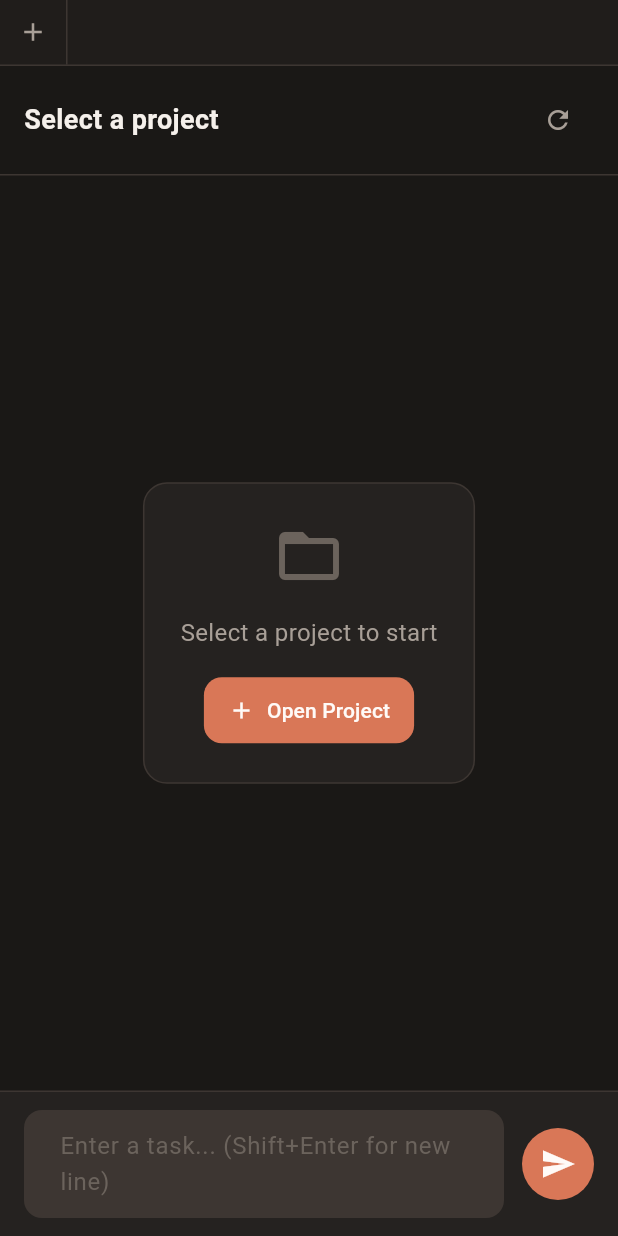
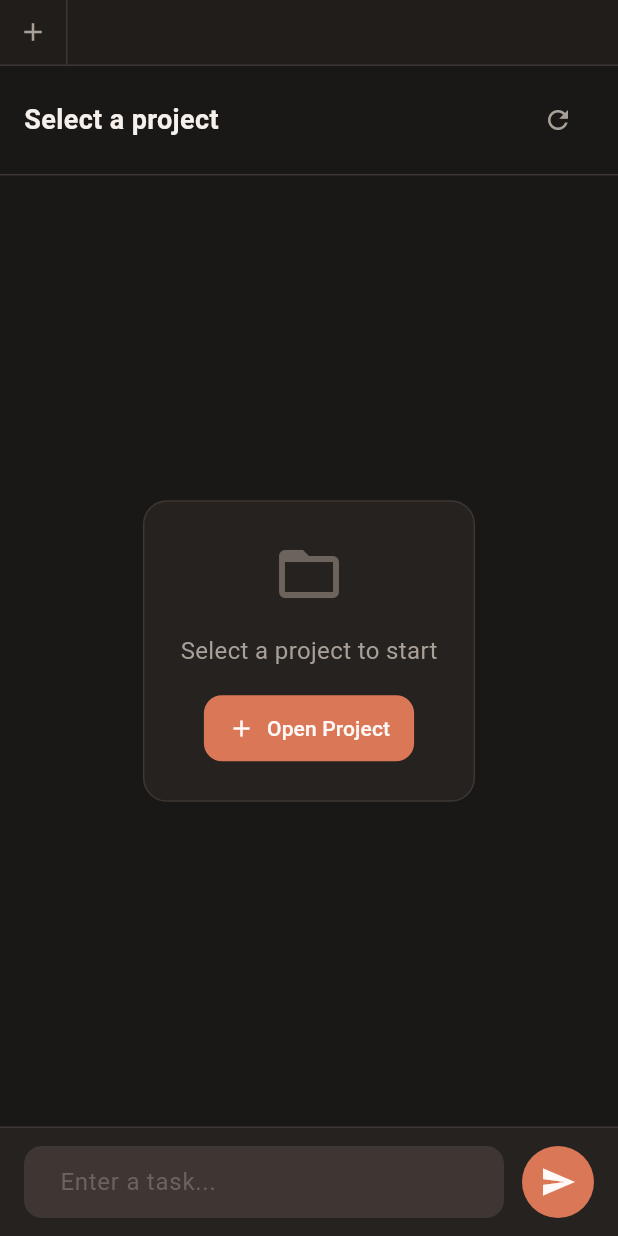
Before and after one commit to jamierpond/claude-remote, a Flutter app: the TaskScreen screen opened by its route, after a tap on the "add" icon, on a phone screen of 412 x 824 dp. Run offline on Flutter 3.47's test engine with Material 3 defaults, Android fonts, the phone set to English and light mode, and no system bars; our stand-ins replace equatable, flutter_riverpod, flutter_secure_storage, go_router, google_fonts, local_auth and 1 more; missing offline and left inert: mobile_scanner, pointycastle, pretty_diff_text; accounts and stored records are empty.

Commit message:
chore: remove shift+enter hint from input placeholder
Co-Authored-By: Claude Opus 4.5 <noreply@anthropic.com>

```diff
--- a/flutter_client/lib/ui/screens/task_screen.dart
+++ b/flutter_client/lib/ui/screens/task_screen.dart
@@ -454,7 +454,7 @@ class _TaskScreenState extends ConsumerState<TaskScreen> {
                 textInputAction: TextInputAction.newline, // Allow multiline
                 style: const TextStyle(color: AppColors.textPrimary),
                 decoration: InputDecoration(
-                  hintText: isStreaming ? 'Working...' : 'Enter a task... (Shift+Enter for new line)',
+                  hintText: isStreaming ? 'Working...' : 'Enter a task...',
                   hintStyle: const TextStyle(color: AppColors.textMuted),
                   filled: true,
                   fillColor: AppColors.surfaceVariant,
```
